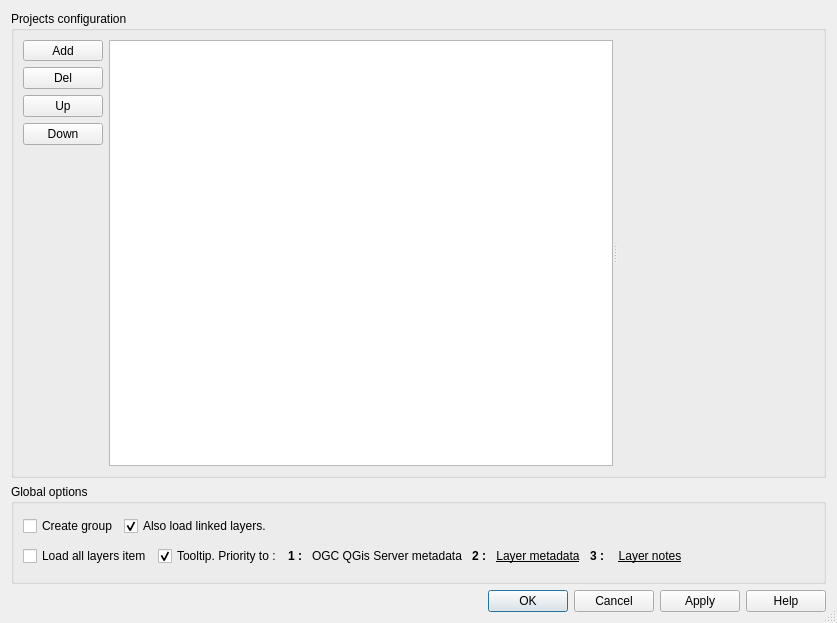
Qt form menu_from_project/ui/conf_dialog.ui (aeag/MenuFromProject-Qgis-Plugin) before a commit.
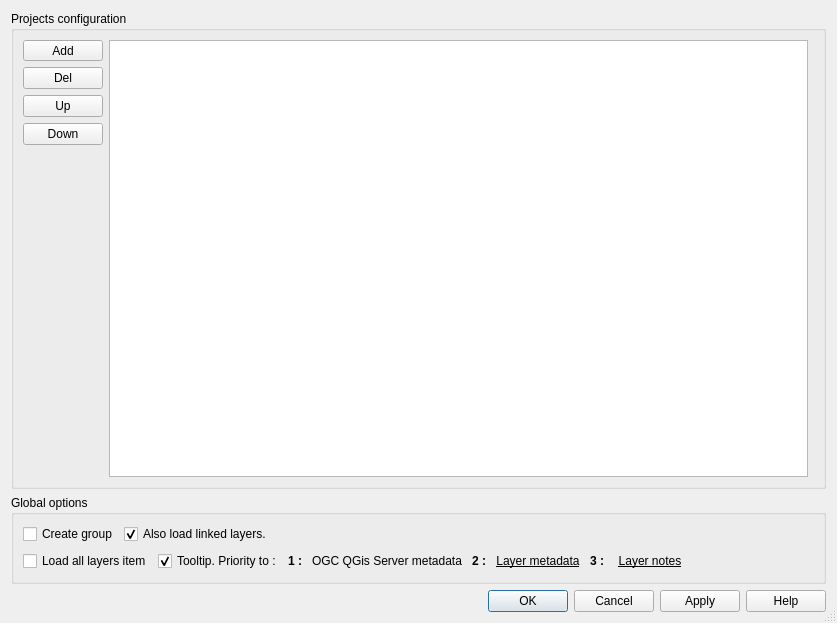
The same form after that commit. Icons and pictures are not drawn. Custom widgets are drawn as their Qt base class.

Commit message: feat(project settings): use color for all row in case of disable and invalid

Patch:
```diff
--- a/menu_from_project/ui/conf_dialog.ui
+++ b/menu_from_project/ui/conf_dialog.ui
@@ -44,8 +44,8 @@
      <property name="title">
       <string>Projects configuration</string>
      </property>
-     <layout class="QGridLayout" name="gridLayout_3">
-      <item row="0" column="0">
+     <layout class="QHBoxLayout" name="horizontalLayout" stretch="0,1,0">
+      <item>
        <layout class="QGridLayout" name="gridLayout_2">
         <item row="5" column="0">
          <spacer name="verticalSpacer">
@@ -129,11 +129,7 @@
         </item>
        </layout>
       </item>
-      <item row="0" column="1">
-       <widget class="QSplitter" name="splitter">
-        <property name="orientation">
-         <enum>Qt::Horizontal</enum>
-        </property>
+      <item>
         <widget class="QTableView" name="projectTableView">
          <property name="selectionMode">
           <enum>QAbstractItemView::SingleSelection</enum>
@@ -142,20 +138,15 @@
           <enum>QAbstractItemView::SelectRows</enum>
          </property>
         </widget>
+      </item>
+      <item>
         <widget class="ProjectWidget" name="projectWidget" native="true"/>
-       </widget>
       </item>
      </layout>
     </widget>
    </item>
    <item row="1" column="0" colspan="2">
     <widget class="QGroupBox" name="grp_options">
-     <property name="minimumSize">
-      <size>
-       <width>0</width>
-       <height>100</height>
-      </size>
-     </property>
      <property name="title">
       <string>Global options</string>
      </property>
```
Lines whose indentation alone changed are shown as unchanged. The commit also changes 2 other files.
